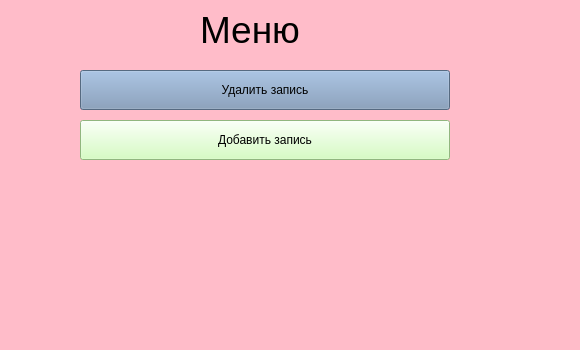
Before: the Qt Designer form ui_files/Check.ui in showpicep/SQLite_PyQt, drawn with Qt 5; both pictures show x 420 to 1000 and y 0 to 350 of the 1000 by 710 pixel window.
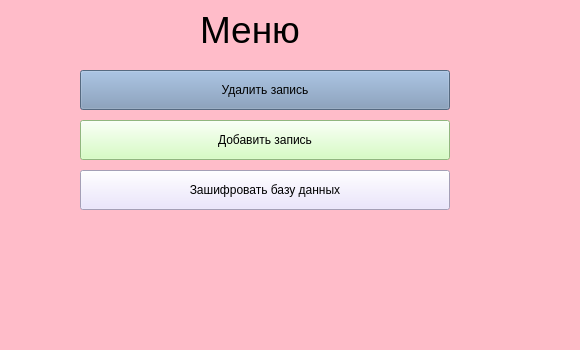
After: the same form once the commit is applied.

Diff of the .ui file:
```diff
--- a/ui_files/Check.ui
+++ b/ui_files/Check.ui
@@ -162,6 +162,22 @@
      <string notr="true">background-color: rgb(199, 242, 255);</string>
     </property>
    </widget>
+   <widget class="QPushButton" name="cipherBtn">
+    <property name="geometry">
+     <rect>
+      <x>500</x>
+      <y>170</y>
+      <width>370</width>
+      <height>40</height>
+     </rect>
+    </property>
+    <property name="styleSheet">
+     <string notr="true">background-color: rgb(230, 222, 255);</string>
+    </property>
+    <property name="text">
+     <string>Зашифровать базу данных</string>
+    </property>
+   </widget>
   </widget>
  </widget>
  <resources/>
```
